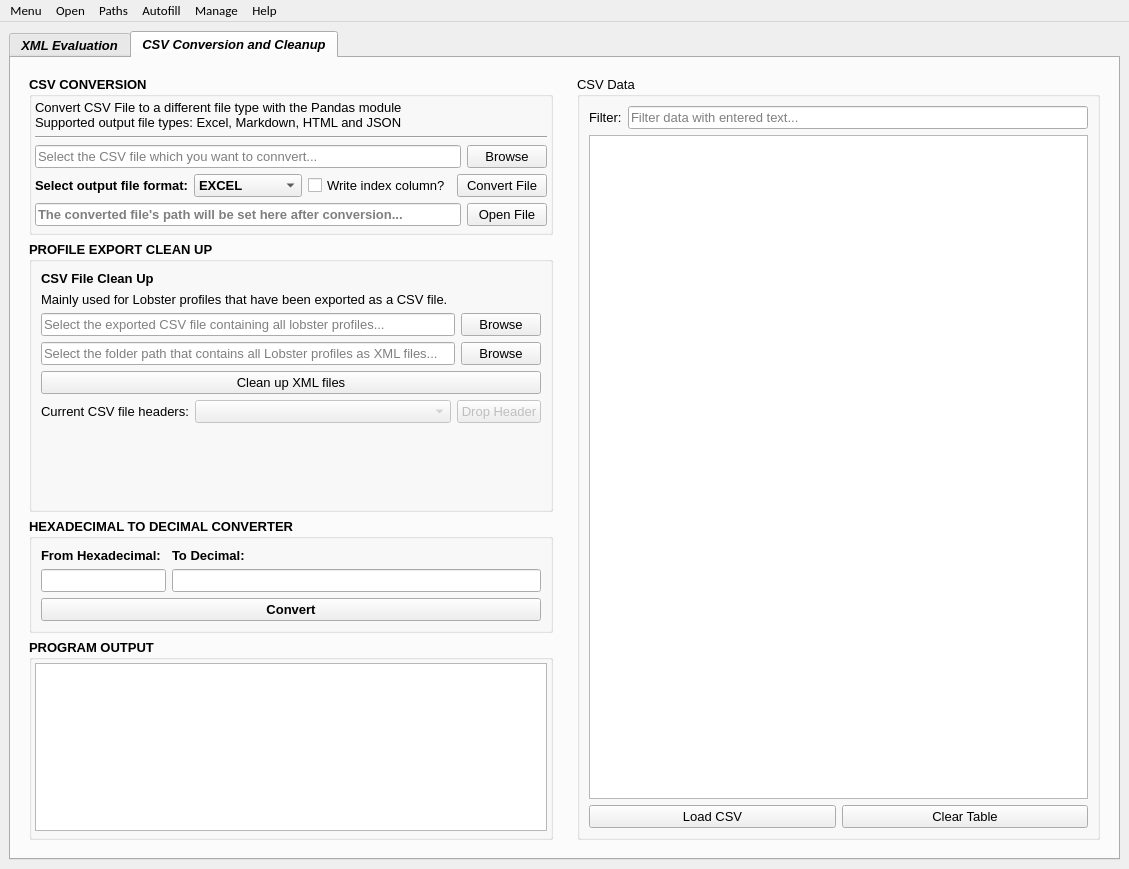
zaricj/XMLuvation, file src/gui/main/XMLuvation.ui: the form before one commit.
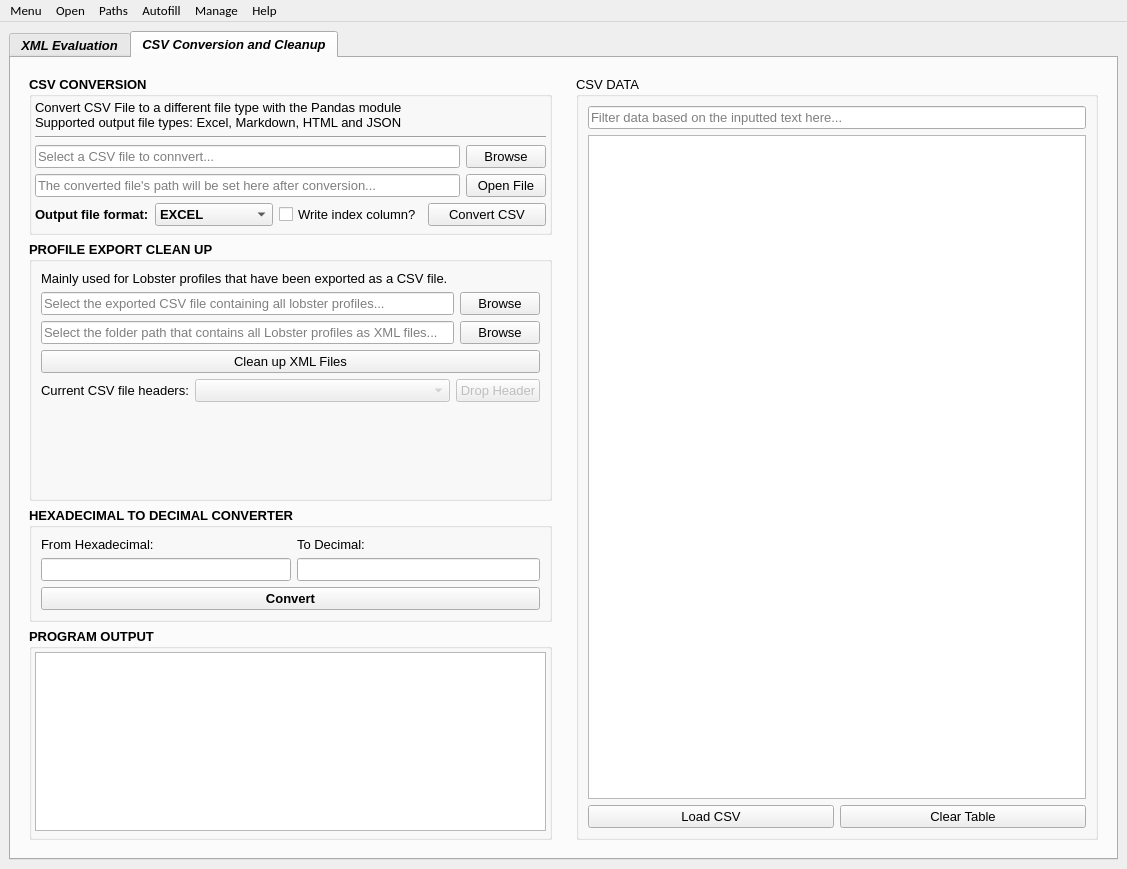
The form after the commit. The open tabs and pages were chosen to show the change. Icons and pictures are not drawn.

Commit message: Fine tuning ui

```diff
--- a/src/gui/main/XMLuvation.ui
+++ b/src/gui/main/XMLuvation.ui
@@ -9,7 +9,7 @@
    <rect>
     <x>0</x>
     <y>0</y>
-    <width>1129</width>
+    <width>1127</width>
     <height>869</height>
    </rect>
   </property>
@@ -1972,7 +1972,7 @@
                        </font>
                       </property>
                       <property name="placeholderText">
-                       <string>Select the CSV file which you want to connvert...</string>
+                       <string>Select a CSV file to connvert...</string>
                       </property>
                       <property name="clearButtonEnabled">
                        <bool>true</bool>
@@ -2004,6 +2004,56 @@
                     </item>
                    </layout>
                   </item>
+                  <item>
+                   <layout class="QHBoxLayout" name="horizontalLayout_9">
+                    <item>
+                     <widget class="QLineEdit" name="line_edit_csv_conversion_open_file_path">
+                      <property name="enabled">
+                       <bool>true</bool>
+                      </property>
+                      <property name="font">
+                       <font>
+                        <family>Microsoft YaHei UI</family>
+                        <pointsize>10</pointsize>
+                        <italic>false</italic>
+                        <bold>false</bold>
+                        <underline>false</underline>
+                        <strikeout>false</strikeout>
+                       </font>
+                      </property>
+                      <property name="readOnly">
+                       <bool>true</bool>
+                      </property>
+                      <property name="placeholderText">
+                       <string>The converted file's path will be set here after conversion...</string>
+                      </property>
+                     </widget>
+                    </item>
+                    <item>
+                     <widget class="QPushButton" name="button_csv_conversion_open_file">
+                      <property name="enabled">
+                       <bool>true</bool>
+                      </property>
+                      <property name="font">
+                       <font>
+                        <family>Microsoft YaHei UI</family>
+                        <pointsize>10</pointsize>
+                        <italic>false</italic>
+                        <bold>false</bold>
+                        <underline>false</underline>
+                        <strikeout>false</strikeout>
+                       </font>
+                      </property>
+                      <property name="toolTip">
+                       <string>Open the converted file directly</string>
+                      </property>
+                      <property name="text">
+                       <string>Open File</string>
+                      </property>
+                     </widget>
+                    </item>
+                   </layout>
+                  </item>
                   <item>
                    <layout class="QHBoxLayout" name="hor_layout_csv_conversion_path_output">
                     <item>
@@ -2015,7 +2065,7 @@
                        </sizepolicy>
                       </property>
                       <property name="text">
-                       <string>Select output file format:</string>
+                       <string>Output file format:</string>
                       </property>
                      </widget>
                     </item>
@@ -2094,47 +2144,7 @@
                        <string>Convert the CSV file to the selected file type.</string>
                       </property>
                       <property name="text">
-                       <string>Convert File</string>
-                      </property>
-                     </widget>
-                    </item>
-                   </layout>
-                  </item>
-                  <item>
-                   <layout class="QHBoxLayout" name="horizontalLayout_9">
-                    <item>
-                     <widget class="QLineEdit" name="line_edit_csv_conversion_open_file_path">
-                      <property name="enabled">
-                       <bool>true</bool>
-                      </property>
-                      <property name="readOnly">
-                       <bool>true</bool>
-                      </property>
-                      <property name="placeholderText">
-                       <string>The converted file's path will be set here after conversion...</string>
-                      </property>
-                     </widget>
-                    </item>
-                    <item>
-                     <widget class="QPushButton" name="button_csv_conversion_open_file">
-                      <property name="enabled">
-                       <bool>true</bool>
-                      </property>
-                      <property name="font">
-                       <font>
-                        <family>Microsoft YaHei UI</family>
-                        <pointsize>10</pointsize>
-                        <italic>false</italic>
-                        <bold>false</bold>
-                        <underline>false</underline>
-                        <strikeout>false</strikeout>
-                       </font>
-                      </property>
-                      <property name="toolTip">
-                       <string>Open the converted file directly</string>
-                      </property>
-                      <property name="text">
-                       <string>Open File</string>
+                       <string>Convert CSV</string>
                       </property>
                      </widget>
                     </item>
@@ -2159,32 +2169,6 @@
                   <string>PROFILE EXPORT CLEAN UP</string>
                  </property>
                  <layout class="QVBoxLayout" name="verticalLayout_10">
-                  <item>
-                   <widget class="QLabel" name="label_title_profile_cleanup">
-                    <property name="sizePolicy">
-                     <sizepolicy hsizetype="Preferred" vsizetype="Maximum">
-                      <horstretch>0</horstretch>
-                      <verstretch>0</verstretch>
-                     </sizepolicy>
-                    </property>
-                    <property name="font">
-                     <font>
-                      <family>Microsoft YaHei UI</family>
-                      <pointsize>10</pointsize>
-                      <italic>false</italic>
-                      <bold>true</bold>
-                      <underline>false</underline>
-                      <strikeout>false</strikeout>
-                     </font>
-                    </property>
-                    <property name="styleSheet">
-                     <string notr="true"/>
-                    </property>
-                    <property name="text">
-                     <string>CSV File Clean Up</string>
-                    </property>
-                   </widget>
-                  </item>
                   <item>
                    <widget class="QLabel" name="label_2">
                     <property name="sizePolicy">
@@ -2339,7 +2323,7 @@
                        <string>Perform cleanup operations on the XML files.</string>
                       </property>
                       <property name="text">
-                       <string>Clean up XML files</string>
+                       <string>Clean up XML Files</string>
                       </property>
                      </widget>
                     </item>
@@ -2482,6 +2466,16 @@
                    <layout class="QFormLayout" name="formLayout_2">
                     <item row="0" column="0">
                      <widget class="QLabel" name="label_from_hexadecimal">
+                      <property name="font">
+                       <font>
+                        <family>Microsoft YaHei UI</family>
+                        <pointsize>10</pointsize>
+                        <italic>false</italic>
+                        <bold>false</bold>
+                        <underline>false</underline>
+                        <strikeout>false</strikeout>
+                       </font>
+                      </property>
                       <property name="text">
                        <string>From Hexadecimal:</string>
                       </property>
@@ -2489,6 +2483,16 @@
                     </item>
                     <item row="0" column="1">
                      <widget class="QLabel" name="label_to_decimal">
+                      <property name="font">
+                       <font>
+                        <family>Microsoft YaHei UI</family>
+                        <pointsize>10</pointsize>
+                        <italic>false</italic>
+                        <bold>false</bold>
+                        <underline>false</underline>
+                        <strikeout>false</strikeout>
+                       </font>
+                      </property>
                       <property name="text">
                        <string>To Decimal:</string>
                       </property>
@@ -2504,7 +2508,7 @@
                       </property>
                       <property name="minimumSize">
                        <size>
-                        <width>0</width>
+                        <width>250</width>
                         <height>0</height>
                        </size>
                       </property>
@@ -2515,6 +2519,12 @@
                     </item>
                     <item row="1" column="1">
                      <widget class="QLineEdit" name="line_edit_decimal">
+                      <property name="sizePolicy">
+                       <sizepolicy hsizetype="Expanding" vsizetype="Fixed">
+                        <horstretch>0</horstretch>
+                        <verstretch>0</verstretch>
+                       </sizepolicy>
+                      </property>
                       <property name="minimumSize">
                        <size>
                         <width>0</width>
@@ -2623,22 +2633,15 @@
                   </size>
                  </property>
                  <property name="title">
-                  <string>CSV Data</string>
+                  <string>CSV DATA</string>
                  </property>
                  <layout class="QVBoxLayout" name="verticalLayout_15">
                   <item>
                    <layout class="QHBoxLayout" name="horizontalLayout_10">
-                    <item>
-                     <widget class="QLabel" name="label_filter_table">
-                      <property name="text">
-                       <string>Filter:</string>
-                      </property>
-                     </widget>
-                    </item>
                     <item>
                      <widget class="QLineEdit" name="line_edit_filter_table">
                       <property name="placeholderText">
-                       <string>Filter data with entered text...</string>
+                       <string>Filter data based on the inputted text here...</string>
                       </property>
                      </widget>
                     </item>
@@ -2699,7 +2702,7 @@
     <rect>
      <x>0</x>
      <y>0</y>
-     <width>1129</width>
+     <width>1127</width>
      <height>33</height>
     </rect>
    </property>
```
Left out of the diff: 29 changed lines with no effect on the pictures. The commit also changes 4 other files.
